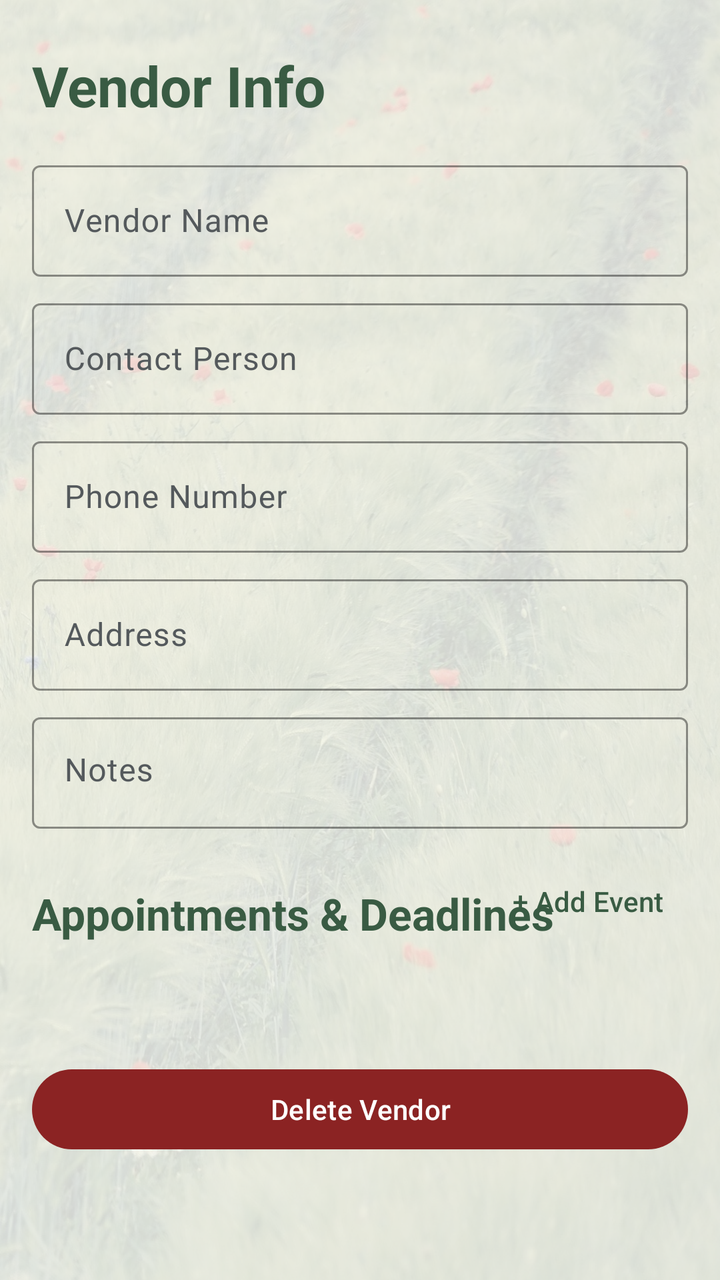
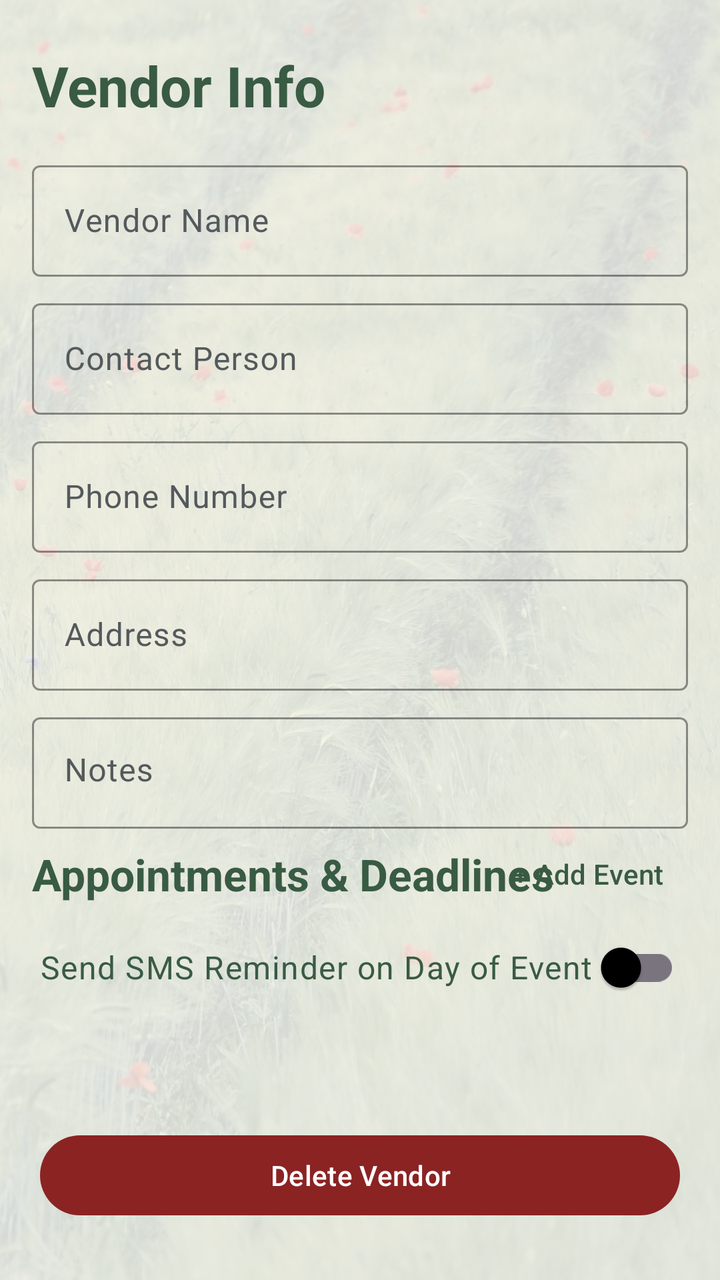

An Android layout rendered at two revisions. The XML below is the earlier revision; the diff shows what the commit changed to produce the second picture.
<!-- AndroidManifest.xml: application theme Base.Theme.TheWeddingPath -->
<!-- res/layout/activity_vendor_detail.xml -->
<?xml version="1.0" encoding="utf-8"?>
<androidx.coordinatorlayout.widget.CoordinatorLayout xmlns:android="http://schemas.android.com/apk/res/android"
    xmlns:app="http://schemas.android.com/apk/res-auto"
    android:layout_width="match_parent"
    android:layout_height="match_parent"
    xmlns:tools="http://schemas.android.com/tools"
    android:fitsSystemWindows="true"
    android:background="@drawable/grass_path">

    <androidx.core.widget.NestedScrollView
        android:layout_width="match_parent"
        android:layout_height="match_parent"
        android:fillViewport="true"
        android:background="?attr/android:colorBackground">

        <androidx.constraintlayout.widget.ConstraintLayout
            android:layout_width="match_parent"
            android:layout_height="wrap_content">

            <TextView
                android:id="@+id/tv_screen_title"
                android:layout_width="0dp"
                android:layout_height="wrap_content"
                android:layout_marginHorizontal="@dimen/spacing_medium"
                android:layout_marginTop="@dimen/spacing_large"
                android:text="@string/vendor_info"
                android:textAppearance="?attr/textAppearanceHeadlineMedium"
                android:textColor="?attr/colorPrimary"
                android:textStyle="bold"
                app:layout_constraintEnd_toEndOf="parent"
                app:layout_constraintStart_toStartOf="parent"
                app:layout_constraintTop_toTopOf="parent" />

            <com.google.android.material.textfield.TextInputLayout
                android:id="@+id/til_vendor_name"
                style="@style/Widget.Material3.TextInputLayout.OutlinedBox"
                android:layout_width="0dp"
                android:layout_height="wrap_content"
                android:layout_marginHorizontal="@dimen/spacing_medium"
                android:layout_marginTop="@dimen/spacing_medium"
                android:hint="@string/vendor_name"
                android:textColorHint="?attr/colorSurfaceVariant"
                app:boxStrokeColor="?attr/colorSecondary"
                app:hintTextColor="?attr/colorSecondary"
                app:layout_constraintEnd_toEndOf="parent"
                app:layout_constraintStart_toStartOf="parent"
                app:layout_constraintTop_toBottomOf="@id/tv_screen_title">

                <com.google.android.material.textfield.TextInputEditText
                    android:id="@+id/et_vendor_name"
                    android:layout_width="match_parent"
                    android:layout_height="wrap_content"
                    android:imeOptions="actionNext"
                    android:inputType="textPersonName|textCapWords"
                    android:textColor="?attr/colorOnSurface" />
            </com.google.android.material.textfield.TextInputLayout>

            <com.google.android.material.textfield.TextInputLayout
                android:id="@+id/til_contact"
                style="@style/Widget.Material3.TextInputLayout.OutlinedBox"
                android:layout_width="0dp"
                android:layout_height="wrap_content"
                android:layout_marginHorizontal="@dimen/spacing_medium"
                android:layout_marginTop="@dimen/spacing_small"
                android:hint="@string/contact_person"
                android:textColorHint="?attr/colorSurfaceVariant"
                app:boxStrokeColor="?attr/colorSecondary"
                app:hintTextColor="?attr/colorSecondary"
                app:layout_constraintEnd_toEndOf="parent"
                app:layout_constraintStart_toStartOf="parent"
                app:layout_constraintTop_toBottomOf="@id/til_vendor_name">

                <com.google.android.material.textfield.TextInputEditText
                    android:id="@+id/et_contact"
                    android:layout_width="match_parent"
                    android:layout_height="wrap_content"
                    android:imeOptions="actionNext"
                    android:inputType="textPersonName|textCapWords"
                    android:textColor="?attr/colorOnSurface" />
            </com.google.android.material.textfield.TextInputLayout>

            <com.google.android.material.textfield.TextInputLayout
                android:id="@+id/til_phone"
                style="@style/Widget.Material3.TextInputLayout.OutlinedBox"
                android:layout_width="0dp"
                android:layout_height="wrap_content"
                android:layout_marginHorizontal="@dimen/spacing_medium"
                android:layout_marginTop="@dimen/spacing_small"
                android:hint="@string/phone_number"
                android:textColorHint="?attr/colorSurfaceVariant"
                app:boxStrokeColor="?attr/colorSecondary"
                app:hintTextColor="?attr/colorSecondary"
                app:layout_constraintEnd_toEndOf="parent"
                app:layout_constraintStart_toStartOf="parent"
                app:layout_constraintTop_toBottomOf="@id/til_contact">

                <com.google.android.material.textfield.TextInputEditText
                    android:id="@+id/et_phone"
                    android:layout_width="match_parent"
                    android:layout_height="wrap_content"
                    android:imeOptions="actionNext"
                    android:inputType="phone"
                    android:textColor="?attr/colorOnSurface" />
            </com.google.android.material.textfield.TextInputLayout>

            <com.google.android.material.textfield.TextInputLayout
                android:id="@+id/til_address"
                style="@style/Widget.Material3.TextInputLayout.OutlinedBox"
                android:layout_width="0dp"
                android:layout_height="wrap_content"
                android:layout_marginHorizontal="@dimen/spacing_medium"
                android:layout_marginTop="@dimen/spacing_small"
                android:hint="@string/address"
                android:textColorHint="?attr/colorSurfaceVariant"
                app:boxStrokeColor="?attr/colorSecondary"
                app:hintTextColor="?attr/colorSecondary"
                app:layout_constraintEnd_toEndOf="parent"
                app:layout_constraintStart_toStartOf="parent"
                app:layout_constraintTop_toBottomOf="@id/til_phone">

                <com.google.android.material.textfield.TextInputEditText
                    android:id="@+id/et_address"
                    android:layout_width="match_parent"
                    android:layout_height="wrap_content"
                    android:imeOptions="actionNext"
                    android:inputType="textPostalAddress"
                    android:textColor="?attr/colorOnSurface" />
            </com.google.android.material.textfield.TextInputLayout>

            <com.google.android.material.textfield.TextInputLayout
                android:id="@+id/til_notes"
                style="@style/Widget.Material3.TextInputLayout.OutlinedBox"
                android:layout_width="0dp"
                android:layout_height="wrap_content"
                android:layout_marginHorizontal="@dimen/spacing_medium"
                android:layout_marginTop="@dimen/spacing_small"
                android:hint="@string/notes"
                android:textColorHint="?attr/colorSurfaceVariant"
                app:boxStrokeColor="?attr/colorSecondary"
                app:hintTextColor="?attr/colorSecondary"
                app:layout_constraintEnd_toEndOf="parent"
                app:layout_constraintStart_toStartOf="parent"
                app:layout_constraintTop_toBottomOf="@id/til_address">

                <com.google.android.material.textfield.TextInputEditText
                    android:id="@+id/et_notes"
                    android:layout_width="match_parent"
                    android:layout_height="wrap_content"
                    android:gravity="top|start"
                    android:inputType="textMultiLine|textCapSentences"
                    android:scrollbars="vertical"
                    android:overScrollMode="always"
                    android:maxLines="5"
                    android:textColor="?attr/colorOnSurface" />
            </com.google.android.material.textfield.TextInputLayout>

            <TextView
                android:id="@+id/tv_events_header"
                android:layout_width="wrap_content"
                android:layout_height="wrap_content"
                android:layout_marginStart="@dimen/spacing_medium"
                android:layout_marginTop="@dimen/spacing_large"
                android:text="@string/appointments_amp_deadlines"
                android:textAppearance="?attr/textAppearanceTitleLarge"
                android:textColor="?attr/colorPrimary"
                android:textStyle="bold"
                app:layout_constraintBottom_toBottomOf="@id/btn_add_event"
                app:layout_constraintStart_toStartOf="parent"
                app:layout_constraintTop_toBottomOf="@id/til_notes" />

            <com.google.android.material.button.MaterialButton
                android:id="@+id/btn_add_event"
                style="@style/Widget.Material3.Button.TextButton"
                android:layout_width="wrap_content"
                android:layout_height="wrap_content"
                android:layout_marginEnd="@dimen/spacing_medium"
                android:layout_marginTop="@dimen/spacing_medium"
                android:text="@string/add_event"
                app:layout_constraintEnd_toEndOf="parent"
                app:layout_constraintTop_toBottomOf="@id/til_notes"
                app:layout_constraintBottom_toBottomOf="@id/tv_events_header" />

            <androidx.recyclerview.widget.RecyclerView
                android:id="@+id/rv_sub_events"
                android:layout_width="0dp"
                android:layout_height="wrap_content"
                android:layout_marginHorizontal="@dimen/spacing_medium"
                android:layout_marginTop="@dimen/spacing_small"
                android:clipToPadding="false"
                android:nestedScrollingEnabled="false"
                android:paddingBottom="@dimen/spacing_medium"
                tools:listitem="@layout/item_sub_event"
                tools:itemCount="3"
                app:layout_constraintEnd_toEndOf="parent"
                app:layout_constraintStart_toStartOf="parent"
                app:layout_constraintTop_toBottomOf="@id/btn_add_event" />

            <com.google.android.material.button.MaterialButton
                android:id="@+id/btn_delete_vendor"
                android:layout_width="0dp"
                android:layout_height="wrap_content"
                android:layout_marginHorizontal="@dimen/spacing_medium"
                android:layout_marginTop="@dimen/margin_horizontal_large"
                android:layout_marginBottom="@dimen/stone_RL_height"
                android:text="@string/delete_vendor"
                android:textColor="?attr/colorOnError"
                app:backgroundTint="?attr/colorError"
                app:layout_constraintBottom_toBottomOf="parent"
                app:layout_constraintEnd_toEndOf="parent"
                app:layout_constraintStart_toStartOf="parent"
                app:layout_constraintTop_toBottomOf="@id/rv_sub_events" />

        </androidx.constraintlayout.widget.ConstraintLayout>
    </androidx.core.widget.NestedScrollView>
</androidx.coordinatorlayout.widget.CoordinatorLayout>
<!-- res/layout/item_sub_event.xml (included above) -->
<?xml version="1.0" encoding="utf-8"?>
<com.google.android.material.card.MaterialCardView
    xmlns:android="http://schemas.android.com/apk/res/android"
    xmlns:app="http://schemas.android.com/apk/res-auto"
    xmlns:tools="http://schemas.android.com/tools"
    android:layout_width="match_parent"
    android:layout_height="wrap_content"
    android:layout_marginVertical="@dimen/stone_elevation"
    tools:layout_margin="48dp"
    app:cardBackgroundColor="?attr/colorSecondary"
    app:cardCornerRadius="@dimen/spacing_small"
    app:cardElevation="@dimen/stone_elevation">

    <androidx.constraintlayout.widget.ConstraintLayout
        android:layout_width="match_parent"
        android:layout_height="wrap_content"
        android:padding="@dimen/spacing_small">

        <TextView
            android:id="@+id/tv_event_name"
            android:layout_width="0dp"
            android:layout_height="wrap_content"
            android:text="@string/event_name"
            android:textAppearance="?attr/textAppearanceTitleMedium"
            android:textColor="?attr/colorOnSecondary"
            app:layout_constraintEnd_toStartOf="@id/btn_delete_event"
            app:layout_constraintStart_toStartOf="parent"
            app:layout_constraintTop_toTopOf="parent" />

        <TextView
            android:id="@+id/tv_event_date"
            android:layout_width="0dp"
            android:layout_height="wrap_content"
            android:text="@string/date_time"
            android:textAppearance="?attr/textAppearanceBodyMedium"
            android:textColor="?attr/colorOnSecondary"
            app:layout_constraintEnd_toStartOf="@id/btn_delete_event"
            app:layout_constraintStart_toStartOf="parent"
            app:layout_constraintTop_toBottomOf="@id/tv_event_name" />

        <ImageButton
            android:id="@+id/btn_delete_event"
            android:layout_width="@dimen/touch_target_min"
            android:layout_height="@dimen/touch_target_min"
            android:layout_marginEnd="@dimen/spacing_small"
            android:background="?attr/selectableItemBackgroundBorderless"
            android:contentDescription="@string/delete_event"
            android:src="@android:drawable/ic_menu_delete"
            app:layout_constraintBottom_toBottomOf="parent"
            app:layout_constraintEnd_toEndOf="parent"
            app:layout_constraintTop_toTopOf="parent"
            app:layout_constraintVertical_bias="0.0"
            app:tint="?attr/colorOnSecondary" />

    </androidx.constraintlayout.widget.ConstraintLayout>
</com.google.android.material.card.MaterialCardView>
<!-- resources referenced by this layout -->
<resources>
  <dimen name="margin_horizontal_large">32dp</dimen>
  <dimen name="spacing_large">24dp</dimen>
  <dimen name="spacing_medium">16dp</dimen>
  <dimen name="spacing_small">8dp</dimen>
  <dimen name="stone_RL_height">64dp</dimen>
  <dimen name="stone_elevation">4dp</dimen>
  <dimen name="touch_target_min">48dp</dimen>
  <!-- drawable grass_path: jpg bitmap (drawable, 281373 bytes) -->
  <string name="add_event">+ Add Event</string>
  <string name="address">Address</string>
  <string name="appointments_amp_deadlines">Appointments &amp; Deadlines</string>
  <string name="contact_person">Contact Person</string>
  <string name="date_time">Date / Time</string>
  <string name="delete_event">Delete Event</string>
  <string name="delete_vendor">Delete Vendor</string>
  <string name="event_name">Event Name</string>
  <string name="notes">Notes</string>
  <string name="phone_number">Phone Number</string>
  <string name="vendor_info">Vendor Info</string>
  <string name="vendor_name">Vendor Name</string>
  <style name="Base.Theme.TheWeddingPath" parent="Theme.Material3.DayNight.NoActionBar">
  
          <item name="colorPrimary">@color/wedding_deep_moss</item>
          <item name="colorOnPrimary">@color/white</item>
  
          <item name="colorSecondary">@color/wedding_steel_slate</item>
          <item name="colorOnSecondary">@color/white</item>
  
          <item name="colorTertiary">@color/wedding_wildflower_red</item>
  
          <item name="android:colorBackground">@color/wedding_frosted_surface</item>
          <item name="colorSurface">@color/wedding_frosted_surface</item>
          <item name="colorOnSurface">@color/black</item>
          <item name="colorSurfaceVariant">@color/wedding_stone_grey</item>
  
          <item name="colorError">@color/wedding_brick_red</item>
          <item name="colorOnError">@color/white</item>
  
      </style>
  <color name="wedding_deep_moss">#395B43</color>
  <color name="white">#FFFFFF</color>
  <color name="wedding_steel_slate">#4A6B82</color>
  <color name="wedding_wildflower_red">#A84646</color>
  <color name="wedding_frosted_surface">#D9F5F5F0</color>
  <color name="black">#000000</color>
  <color name="wedding_stone_grey">#54595C</color>
  <color name="wedding_brick_red">#8B2323</color>
</resources>

<!-- the commit's change to res/layout/activity_vendor_detail.xml (unified diff, before → after) -->
@@ -1,9 +1,10 @@
 <?xml version="1.0" encoding="utf-8"?>
-<androidx.coordinatorlayout.widget.CoordinatorLayout xmlns:android="http://schemas.android.com/apk/res/android"
+<androidx.coordinatorlayout.widget.CoordinatorLayout
+    xmlns:android="http://schemas.android.com/apk/res/android"
     xmlns:app="http://schemas.android.com/apk/res-auto"
+    xmlns:tools="http://schemas.android.com/tools"
     android:layout_width="match_parent"
     android:layout_height="match_parent"
-    xmlns:tools="http://schemas.android.com/tools"
     android:fitsSystemWindows="true"
     android:background="@drawable/grass_path">
 
@@ -38,6 +39,7 @@
                 android:layout_height="wrap_content"
                 android:layout_marginHorizontal="@dimen/spacing_medium"
                 android:layout_marginTop="@dimen/spacing_medium"
+                app:layout_constraintWidth_max="@dimen/txt_constraintWidth_max"
                 android:hint="@string/vendor_name"
                 android:textColorHint="?attr/colorSurfaceVariant"
                 app:boxStrokeColor="?attr/colorSecondary"
@@ -62,6 +64,7 @@
                 android:layout_height="wrap_content"
                 android:layout_marginHorizontal="@dimen/spacing_medium"
                 android:layout_marginTop="@dimen/spacing_small"
+                app:layout_constraintWidth_max="@dimen/txt_constraintWidth_max"
                 android:hint="@string/contact_person"
                 android:textColorHint="?attr/colorSurfaceVariant"
                 app:boxStrokeColor="?attr/colorSecondary"
@@ -86,6 +89,7 @@
                 android:layout_height="wrap_content"
                 android:layout_marginHorizontal="@dimen/spacing_medium"
                 android:layout_marginTop="@dimen/spacing_small"
+                app:layout_constraintWidth_max="@dimen/txt_constraintWidth_max"
                 android:hint="@string/phone_number"
                 android:textColorHint="?attr/colorSurfaceVariant"
                 app:boxStrokeColor="?attr/colorSecondary"
@@ -110,6 +114,7 @@
                 android:layout_height="wrap_content"
                 android:layout_marginHorizontal="@dimen/spacing_medium"
                 android:layout_marginTop="@dimen/spacing_small"
+                app:layout_constraintWidth_max="@dimen/txt_constraintWidth_max"
                 android:hint="@string/address"
                 android:textColorHint="?attr/colorSurfaceVariant"
                 app:boxStrokeColor="?attr/colorSecondary"
@@ -134,6 +139,7 @@
                 android:layout_height="wrap_content"
                 android:layout_marginHorizontal="@dimen/spacing_medium"
                 android:layout_marginTop="@dimen/spacing_small"
+                app:layout_constraintWidth_max="@dimen/txt_constraintWidth_max"
                 android:hint="@string/notes"
                 android:textColorHint="?attr/colorSurfaceVariant"
                 app:boxStrokeColor="?attr/colorSecondary"
@@ -159,12 +165,11 @@
                 android:layout_width="wrap_content"
                 android:layout_height="wrap_content"
                 android:layout_marginStart="@dimen/spacing_medium"
-                android:layout_marginTop="@dimen/spacing_large"
+                android:layout_marginTop="@dimen/spacing_small"
                 android:text="@string/appointments_amp_deadlines"
                 android:textAppearance="?attr/textAppearanceTitleLarge"
                 android:textColor="?attr/colorPrimary"
                 android:textStyle="bold"
-                app:layout_constraintBottom_toBottomOf="@id/btn_add_event"
                 app:layout_constraintStart_toStartOf="parent"
                 app:layout_constraintTop_toBottomOf="@id/til_notes" />
 
@@ -174,11 +179,25 @@
                 android:layout_width="wrap_content"
                 android:layout_height="wrap_content"
                 android:layout_marginEnd="@dimen/spacing_medium"
-                android:layout_marginTop="@dimen/spacing_medium"
                 android:text="@string/add_event"
-                app:layout_constraintEnd_toEndOf="parent"
-                app:layout_constraintTop_toBottomOf="@id/til_notes"
-                app:layout_constraintBottom_toBottomOf="@id/tv_events_header" />
+                app:layout_constraintBottom_toBottomOf="@id/tv_events_header"
+                app:layout_constraintEnd_toEndOf="parent"
+                app:layout_constraintTop_toTopOf="@id/tv_events_header" />
+
+            <com.google.android.material.switchmaterial.SwitchMaterial
+                android:id="@+id/switch_sms_reminder"
+                android:layout_width="0dp"
+                android:layout_height="wrap_content"
+                android:layout_marginHorizontal="@dimen/spacing_medium"
+                android:layout_marginTop="@dimen/spacing_small"
+                android:text="@string/send_sms_reminder_on_day_of_event"
+                android:textAppearance="?attr/textAppearanceBodyLarge"
+                android:textColor="?attr/colorPrimary"
+                app:layout_constraintWidth_max="@dimen/btn_constraintWidth_max"
+                app:layout_constraintEnd_toEndOf="parent"
+                app:layout_constraintStart_toStartOf="parent"
+                app:layout_constraintTop_toBottomOf="@id/tv_events_header"
+                app:useMaterialThemeColors="true" />
 
             <androidx.recyclerview.widget.RecyclerView
                 android:id="@+id/rv_sub_events"
@@ -193,7 +212,7 @@
                 tools:itemCount="3"
                 app:layout_constraintEnd_toEndOf="parent"
                 app:layout_constraintStart_toStartOf="parent"
-                app:layout_constraintTop_toBottomOf="@id/btn_add_event" />
+                app:layout_constraintTop_toBottomOf="@id/switch_sms_reminder" />
 
             <com.google.android.material.button.MaterialButton
                 android:id="@+id/btn_delete_vendor"
@@ -205,6 +224,7 @@
                 android:text="@string/delete_vendor"
                 android:textColor="?attr/colorOnError"
                 app:backgroundTint="?attr/colorError"
+                app:layout_constraintWidth_max="@dimen/btn_constraintWidth_max"
                 app:layout_constraintBottom_toBottomOf="parent"
                 app:layout_constraintEnd_toEndOf="parent"
                 app:layout_constraintStart_toStartOf="parent"
@@ -239,7 +259,7 @@
             android:text="@string/event_name"
             android:textAppearance="?attr/textAppearanceTitleMedium"
             android:textColor="?attr/colorOnSecondary"
-            app:layout_constraintEnd_toStartOf="@id/btn_delete_event"
+            app:layout_constraintEnd_toStartOf="@id/icon_sms_active"
             app:layout_constraintStart_toStartOf="parent"
             app:layout_constraintTop_toTopOf="parent" />
 
@@ -250,9 +270,21 @@
             android:text="@string/date_time"
             android:textAppearance="?attr/textAppearanceBodyMedium"
             android:textColor="?attr/colorOnSecondary"
-            app:layout_constraintEnd_toStartOf="@id/btn_delete_event"
+            app:layout_constraintEnd_toStartOf="@id/icon_sms_active"
             app:layout_constraintStart_toStartOf="parent"
             app:layout_constraintTop_toBottomOf="@id/tv_event_name" />
+
+        <ImageView
+            android:id="@+id/icon_sms_active"
+            android:layout_width="@dimen/spacing_large"
+            android:layout_height="@dimen/spacing_large"
+            android:layout_marginEnd="@dimen/spacing_medium"
+            android:contentDescription="@string/sms_notification_enabled"
+            android:src="@drawable/ic_notifications_active"
+            app:layout_constraintBottom_toBottomOf="parent"
+            app:layout_constraintEnd_toStartOf="@id/btn_delete_event"
+            app:layout_constraintTop_toTopOf="parent"
+            app:tint="?attr/colorOnSecondary" />
 
         <ImageButton
             android:id="@+id/btn_delete_event"
<!-- resource entries referenced after the edit -->
@@ -1,5 +1,6 @@
 <!-- resources referenced by this layout -->
 <resources>
+  <dimen name="btn_constraintWidth_max">320dp</dimen>
   <dimen name="margin_horizontal_large">32dp</dimen>
   <dimen name="spacing_large">24dp</dimen>
   <dimen name="spacing_medium">16dp</dimen>
@@ -7,7 +8,14 @@
   <dimen name="stone_RL_height">64dp</dimen>
   <dimen name="stone_elevation">4dp</dimen>
   <dimen name="touch_target_min">48dp</dimen>
+  <dimen name="txt_constraintWidth_max">488dp</dimen>
   <!-- drawable grass_path: jpg bitmap (drawable, 281373 bytes) -->
+  <!-- drawable ic_notifications_active (drawable) -->
+  <vector xmlns:android="http://schemas.android.com/apk/res/android" android:height="24dp" android:tint="#FFFFFF" android:viewportHeight="24" android:viewportWidth="24" android:width="24dp">
+        
+      <path android:fillColor="@android:color/white" android:pathData="M12,22c1.1,0 2,-0.9 2,-2h-4c0,1.1 0.89,2 2,2zM18,16v-5c0,-3.07 -1.64,-5.64 -4.5,-6.32L13.5,4c0,-0.83 -0.67,-1.5 -1.5,-1.5s-1.5,0.67 -1.5,1.5v0.68C7.63,5.36 6,7.92 6,11v5l-2,2v1h16v-1l-2,-2z"/>
+      
+  </vector>
   <string name="add_event">+ Add Event</string>
   <string name="address">Address</string>
   <string name="appointments_amp_deadlines">Appointments &amp; Deadlines</string>
@@ -18,6 +26,8 @@
   <string name="event_name">Event Name</string>
   <string name="notes">Notes</string>
   <string name="phone_number">Phone Number</string>
+  <string name="send_sms_reminder_on_day_of_event">Send SMS Reminder on Day of Event</string>
+  <string name="sms_notification_enabled">SMS Notification Enabled</string>
   <string name="vendor_info">Vendor Info</string>
   <string name="vendor_name">Vendor Name</string>
   <style name="Base.Theme.TheWeddingPath" parent="Theme.Material3.DayNight.NoActionBar">
